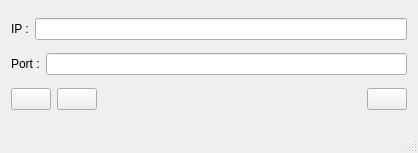
Before: the Qt Designer form FormFiles/MainForm.ui in arennuit/iisuoscbridge, drawn with Qt 5.
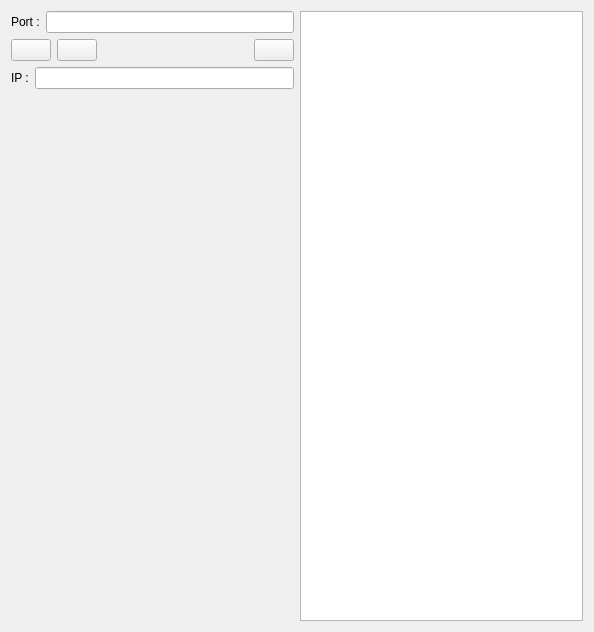
After: the same form once the commit is applied. Icons and pictures are not drawn.

```diff
--- a/FormFiles/MainForm.ui
+++ b/FormFiles/MainForm.ui
@@ -6,8 +6,8 @@
    <rect>
     <x>0</x>
     <y>0</y>
-    <width>418</width>
-    <height>153</height>
+    <width>594</width>
+    <height>632</height>
    </rect>
   </property>
   <property name="sizePolicy">
@@ -22,23 +22,9 @@
   <widget class="QWidget" name="centralWidget">
    <layout class="QVBoxLayout" name="verticalLayout">
     <item>
-     <layout class="QHBoxLayout" name="horizontalLayout_3">
+     <layout class="QHBoxLayout" name="horizontalLayout_4">
       <item>
-       <widget class="QLabel" name="label">
-        <property name="text">
-         <string>IP :</string>
-        </property>
-       </widget>
-      </item>
-      <item>
-       <widget class="QLineEdit" name="m_ipAddressLineEdit">
-        <property name="text">
-         <string/>
-        </property>
-       </widget>
-      </item>
-     </layout>
-    </item>
+       <layout class="QVBoxLayout" name="verticalLayout_2">
     <item>
      <layout class="QHBoxLayout" name="horizontalLayout_2">
       <item>
@@ -137,9 +123,46 @@
       </item>
      </layout>
     </item>
-   </layout>
+        <item>
+         <layout class="QHBoxLayout" name="horizontalLayout_3">
+          <item>
+           <widget class="QLabel" name="label">
+            <property name="text">
+             <string>IP :</string>
+            </property>
+           </widget>
+          </item>
+          <item>
+           <widget class="QLineEdit" name="m_ipAddressLineEdit">
+            <property name="text">
+             <string/>
+            </property>
+           </widget>
+          </item>
+         </layout>
+        </item>
+        <item>
+         <spacer name="verticalSpacer">
+          <property name="orientation">
+           <enum>Qt::Vertical</enum>
+          </property>
+          <property name="sizeHint" stdset="0">
+           <size>
+            <width>20</width>
+            <height>40</height>
+           </size>
+          </property>
+         </spacer>
+        </item>
+       </layout>
+      </item>
+      <item>
+       <widget class="QTreeView" name="m_pathsView"/>
+      </item>
+     </layout>
+    </item>
+   </layout>
   </widget>
-  <widget class="QStatusBar" name="statusBar"/>
  </widget>
  <layoutdefault spacing="6" margin="11"/>
  <resources/>
```
Lines whose indentation alone changed are shown as unchanged.
